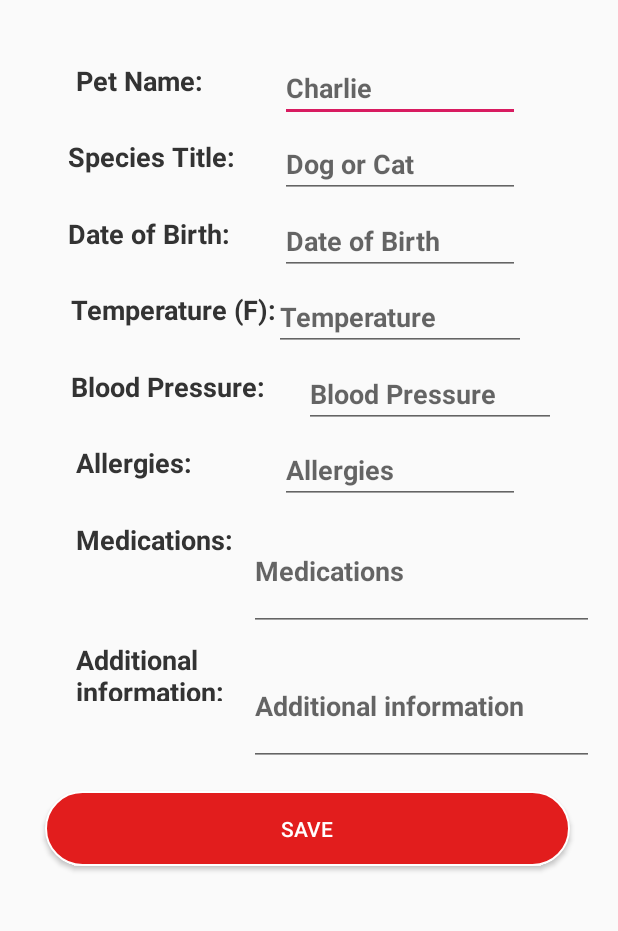
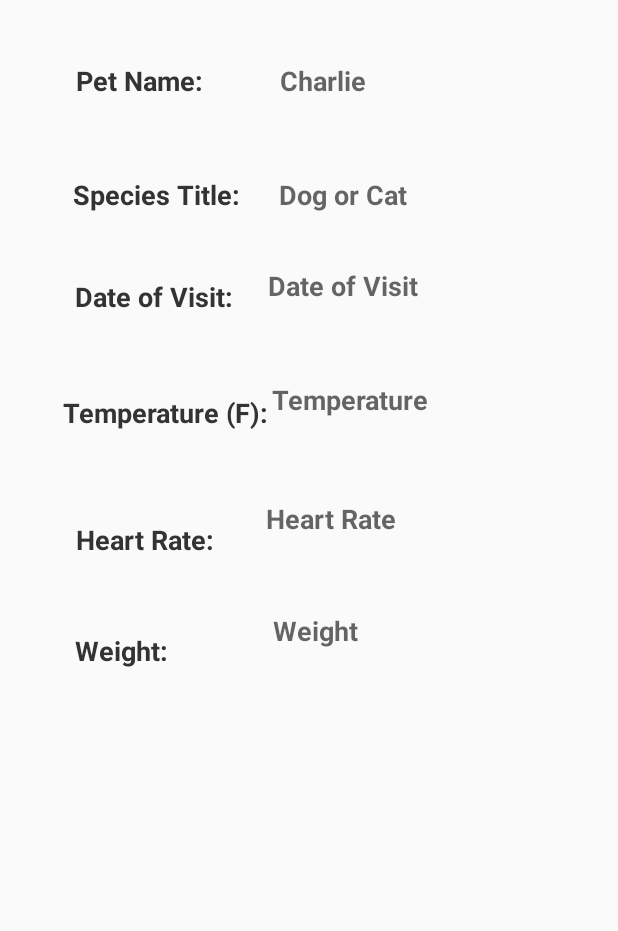
Before and after one commit to dongyu9817/WiscPets, an Android app: the CreateConsultPatientActivity screen opened directly, with no data from a screen before it, on a phone screen of 412 x 824 dp, the part 295-1226 px from its top. Run offline under Robolectric (Android 15) with nearby library versions, the phone set to English and light mode, and no system bars; Roboto replaces fonts that are not available here; 4 statements that could not run were skipped.

Commit message:
Consultation vitals is functional

```diff
--- a/app/src/main/java/com/example/wiscpets/CreateConsultPatientActivity.java
+++ b/app/src/main/java/com/example/wiscpets/CreateConsultPatientActivity.java
@@ -5,9 +5,15 @@ import android.os.Bundle;
 import android.view.View;
 import android.widget.Button;
 import android.widget.EditText;
+import android.widget.TextView;
 import android.widget.Toast;
 
 import androidx.appcompat.app.AppCompatActivity;
+
+import org.json.JSONArray;
+import org.json.JSONException;
+import org.json.JSONObject;
+import org.w3c.dom.Text;
 
 import static android.app.PendingIntent.getActivity;
 
@@ -25,61 +31,38 @@ public class CreateConsultPatientActivity extends AppCompatActivity {
 
         //get which patient, health record
         Intent fromHome = getIntent();
-        String patient_number = fromHome.getStringExtra("patient");
-        String health_record_index = fromHome.getStringExtra("healthrecordNumber");
+        String petNameAndId = fromHome.getStringExtra("petName");
+        String petId = petNameAndId.split(" ")[0];
+        String petName = petNameAndId.split(" ")[1];
+        String visitDate = fromHome.getStringExtra("visitVitals");
 
 
         //retrieve patient input
-        final EditText pet_name = findViewById(R.id.patient_name);
-        final EditText species = findViewById(R.id.species);
-        final EditText dob = findViewById(R.id.dob);
-        final EditText temperature = findViewById(R.id.temp);
-        final EditText blood_pressure = findViewById(R.id.blood_pressure);
-        final EditText allergies = findViewById(R.id.allergy);
-        final EditText medication = findViewById(R.id.medications);
-        final EditText add_info = findViewById(R.id.info);
-        Button save = (Button) findViewById(R.id.save_Button);
+        final TextView pet_name = findViewById(R.id.patient_name);
+        final TextView species = findViewById(R.id.species);
+        final TextView dov = findViewById(R.id.dov);
+        final TextView temperature = findViewById(R.id.temp);
+        final TextView heartRate = findViewById(R.id.heartRate);
+        final TextView weight = findViewById(R.id.weight);
 
-        save.setOnClickListener(new View.OnClickListener() {
-            @Override
-            public void onClick(View view) {
-                //send user info to database
-                String pet_name_input = pet_name.getText().toString();
-                String species_input = species.getText().toString();
-                String dob_input = dob.getText().toString();
-                String temperature_input = temperature.getText().toString();
-                String blood_pressure_input = blood_pressure.getText().toString();
-                String allergies_input = allergies.getText().toString();
-                String medication_input = medication.getText().toString();
-                String add_info_input = add_info.getText().toString();
+        pet_name.setText(petName);
+        JSONObject vitals =  db.getVitals(petId);
+        try {
+            JSONArray visitVitals = vitals.getJSONArray("response");
+            for (int i = 0; i < visitVitals.length(); i++) {
+                JSONObject specVisit = visitVitals.getJSONObject(i);
+                if (specVisit.getString("Visit_Date").equals(visitDate)) {
+                    species.setText("Dog");
+                    dov.setText(specVisit.getString("Visit_Date"));
+                    temperature.setText(specVisit.getString("Temperature"));
+                    heartRate.setText(specVisit.getString("Heart_Rate"));
+                    weight.setText(specVisit.getString("Weight"));
+                    break;
+                }
+            }
 
-                if (pet_name_input.length() < 1) {
-                    Toast.makeText(getBaseContext(), "Invalid Pet Name: Please enter name", Toast.LENGTH_SHORT).show();
-                    return;
-                }
-
-
-
-             // To be updated, need to have a database to hold the data
-             //   boolean success = db.addAccount(
-             //           pet_name_input,species_input,dob_input,temperature_input,blood_pressure_input,
-             //           allergies_input,medication_input,add_info_input
-            //    );
-                boolean success = true;
-                if (success) {
-                    Toast.makeText(getBaseContext(), "Patient Record Saved Successfully!", Toast.LENGTH_SHORT).show();
-                } else {
-                    Toast.makeText(getBaseContext(), "Failed To Save Patient Record", Toast.LENGTH_SHORT).show();
-                    return;
-                }
-
-            }
-        });
-
-
-
-
-
-
+        } catch (JSONException e) {
+            e.printStackTrace();
+        }
     }
 }
--- a/app/src/main/java/com/example/wiscpets/CustomExpandableListAdapter.java
+++ b/app/src/main/java/com/example/wiscpets/CustomExpandableListAdapter.java
@@ -68,8 +68,7 @@ public class CustomExpandableListAdapter extends BaseExpandableListAdapter {
 
     @Override
     public int getChildrenCount(int listPosition) {
-        return this.expandableListDetail.get(this.expandableListTitle.get(listPosition))
-                .size();
+        return this.expandableListDetail.get(this.expandableListTitle.get(listPosition)).size();
     }
 
     @Override
@@ -141,10 +140,10 @@ public class CustomExpandableListAdapter extends BaseExpandableListAdapter {
                     JSONArray pets = response.getJSONArray("response");
                     for (int i = 0; i < pets.length(); i++) {
                         String name = pets.getJSONObject(i).getString("name");
-                        expandableListTitle.add(name);
+                        int petid = pets.getJSONObject(i).getInt("petid");
+                        expandableListTitle.add(petid + " " + name);
 
                         ArrayList<String> petVitalInfo = new ArrayList<>();
-                        int petid = pets.getJSONObject(i).getInt("petid");
                         JSONObject vitals = db.getVitals(String.valueOf(petid));
                         JSONArray vitalsList = vitals.getJSONArray("response");
                         for (int j = 0; j < vitalsList.length(); j++) {
@@ -152,7 +151,7 @@ public class CustomExpandableListAdapter extends BaseExpandableListAdapter {
                             petVitalInfo.add(visit.getString("Visit_Date"));
                         }
 
-                        expandableListDetail.put(name, petVitalInfo);
+                        expandableListDetail.put(petid + " " + name, petVitalInfo);
                     }
                 }
             } catch (JSONException e) {
--- a/app/src/main/java/com/example/wiscpets/MainActivity_consult_vet_home.java
+++ b/app/src/main/java/com/example/wiscpets/MainActivity_consult_vet_home.java
@@ -95,8 +95,8 @@ public class MainActivity_consult_vet_home extends AppCompatActivity implements
                                 childPosition), Toast.LENGTH_SHORT
                 ).show();
                 Intent gotoConsultation = new Intent(MainActivity_consult_vet_home.this, CreateConsultPatientActivity.class);
-                gotoConsultation.putExtra("patient", expandableListTitle.get(groupPosition));
-                gotoConsultation.putExtra("healthrecordNumber", expandableListDetail.get(
+                gotoConsultation.putExtra("petName", expandableListTitle.get(groupPosition));
+                gotoConsultation.putExtra("visitVitals", expandableListDetail.get(
                         expandableListTitle.get(groupPosition)).get(
                         childPosition));
                 startActivity(gotoConsultation);
--- a/app/src/main/res/layout/activity_consultation_patient.xml
+++ b/app/src/main/res/layout/activity_consultation_patient.xml
@@ -44,7 +44,7 @@
         app:layout_constraintTop_toTopOf="parent"
         app:layout_constraintVertical_bias="0.25" />
 
-    <EditText
+    <TextView
         android:id="@+id/patient_name"
         android:layout_width="160dp"
         android:layout_height="40dp"
@@ -66,63 +66,63 @@
         android:layout_height="40dp"
         android:layout_marginRight="210dp"
         android:text="Species Title: "
+        android:textColor="@color/black"
+        android:textSize="18sp"
+        android:textStyle="bold"
         app:layout_constraintBottom_toBottomOf="parent"
-        android:textSize="18sp"
-        android:textColor="@color/black"
-        android:textStyle="bold"
         app:layout_constraintEnd_toEndOf="parent"
-        app:layout_constraintHorizontal_bias="0.505"
+        app:layout_constraintHorizontal_bias="0.541"
         app:layout_constraintStart_toStartOf="parent"
         app:layout_constraintTop_toTopOf="parent"
-        app:layout_constraintVertical_bias="0.32" />
+        app:layout_constraintVertical_bias="0.354" />
 
-    <EditText
+    <TextView
         android:id="@+id/species"
         android:layout_width="160dp"
         android:layout_height="40dp"
         android:layout_marginLeft="120dp"
         android:hint="Dog or Cat"
+        android:textColor="@color/black"
+        android:textSize="18sp"
+        android:textStyle="bold"
         app:layout_constraintBottom_toBottomOf="parent"
-        android:textSize="18sp"
-        android:textColor="@color/black"
-        android:textStyle="bold"
         app:layout_constraintEnd_toEndOf="parent"
-        app:layout_constraintHorizontal_bias="0.505"
+        app:layout_constraintHorizontal_bias="0.498"
         app:layout_constraintStart_toStartOf="parent"
         app:layout_constraintTop_toTopOf="parent"
-        app:layout_constraintVertical_bias="0.32" />
+        app:layout_constraintVertical_bias="0.354" />
 
     <TextView
-        android:id="@+id/dob_title"
+        android:id="@+id/dov_title"
         android:layout_width="112dp"
         android:layout_height="40dp"
         android:layout_marginRight="210dp"
-        android:text="Date of Birth: "
+        android:text="Date of Visit: "
+        android:textColor="@color/black"
+        android:textSize="18sp"
+        android:textStyle="bold"
         app:layout_constraintBottom_toBottomOf="parent"
-        android:textSize="18sp"
-        android:textColor="@color/black"
-        android:textStyle="bold"
         app:layout_constraintEnd_toEndOf="parent"
-        app:layout_constraintHorizontal_bias="0.505"
+        app:layout_constraintHorizontal_bias="0.555"
         app:layout_constraintStart_toStartOf="parent"
         app:layout_constraintTop_toTopOf="parent"
-        app:layout_constraintVertical_bias="0.39" />
+        app:layout_constraintVertical_bias="0.448" />
 
-    <EditText
-        android:id="@+id/dob"
+    <TextView
+        android:id="@+id/dov"
         android:layout_width="160dp"
         android:layout_height="40dp"
         android:layout_marginLeft="120dp"
-        android:hint="Date of Birth"
+        android:hint="Date of Visit"
+        android:textColor="@color/black"
+        android:textSize="18sp"
+        android:textStyle="bold"
         app:layout_constraintBottom_toBottomOf="parent"
-        android:textSize="18sp"
-        android:textColor="@color/black"
-        android:textStyle="bold"
         app:layout_constraintEnd_toEndOf="parent"
-        app:layout_constraintHorizontal_bias="0.505"
+        app:layout_constraintHorizontal_bias="0.446"
         app:layout_constraintStart_toStartOf="parent"
         app:layout_constraintTop_toTopOf="parent"
-        app:layout_constraintVertical_bias="0.39" />
+        app:layout_constraintVertical_bias="0.438" />
 
     <TextView
         android:id="@+id/temp_title"
@@ -130,102 +130,38 @@
         android:layout_height="40dp"
         android:layout_marginRight="160dp"
         android:text="Temperature (F): "
+        android:textColor="@color/black"
+        android:textSize="18sp"
+        android:textStyle="bold"
         app:layout_constraintBottom_toBottomOf="parent"
-        android:textSize="18sp"
-        android:textColor="@color/black"
-        android:textStyle="bold"
         app:layout_constraintEnd_toEndOf="parent"
-        app:layout_constraintHorizontal_bias="0.505"
+        app:layout_constraintHorizontal_bias="0.446"
         app:layout_constraintStart_toStartOf="parent"
         app:layout_constraintTop_toTopOf="parent"
-        app:layout_constraintVertical_bias="0.46" />
+        app:layout_constraintVertical_bias="0.554" />
 
-    <EditText
+    <TextView
         android:id="@+id/temp"
         android:layout_width="168dp"
         android:layout_height="40dp"
         android:layout_marginLeft="120dp"
         android:hint="Temperature"
+        android:textColor="@color/black"
+        android:textSize="18sp"
+        android:textStyle="bold"
         app:layout_constraintBottom_toBottomOf="parent"
-        android:textSize="18sp"
-        android:textColor="@color/black"
-        android:textStyle="bold"
         app:layout_constraintEnd_toEndOf="parent"
-        app:layout_constraintHorizontal_bias="0.505"
+        app:layout_constraintHorizontal_bias="0.497"
         app:layout_constraintStart_toStartOf="parent"
         app:layout_constraintTop_toTopOf="parent"
-        app:layout_constraintVertical_bias="0.46" />
+        app:layout_constraintVertical_bias="0.542" />
 
     <TextView
-        android:id="@+id/blood_pressure_title"
-        android:layout_width="158dp"
-        android:layout_height="40dp"
-        android:layout_marginRight="160dp"
-        android:text="Blood Pressure: "
-        app:layout_constraintBottom_toBottomOf="parent"
-        android:textSize="18sp"
-        android:textColor="@color/black"
-        android:textStyle="bold"
-        app:layout_constraintEnd_toEndOf="parent"
-        app:layout_constraintHorizontal_bias="0.505"
-        app:layout_constraintStart_toStartOf="parent"
-        app:layout_constraintTop_toTopOf="parent"
-        app:layout_constraintVertical_bias="0.53" />
-
-    <EditText
-        android:id="@+id/blood_pressure"
-        android:layout_width="168dp"
-        android:layout_height="40dp"
-        android:layout_marginLeft="160dp"
-        android:hint="Blood Pressure"
-        app:layout_constraintBottom_toBottomOf="parent"
-        android:textSize="18sp"
-        android:textColor="@color/black"
-        android:textStyle="bold"
-        app:layout_constraintEnd_toEndOf="parent"
-        app:layout_constraintHorizontal_bias="0.505"
-        app:layout_constraintStart_toStartOf="parent"
-        app:layout_constraintTop_toTopOf="parent"
-        app:layout_constraintVertical_bias="0.53" />
-
-    <TextView
-        android:id="@+id/allergy_title"
-        android:layout_width="102dp"
-        android:layout_height="40dp"
-        android:layout_marginRight="210dp"
-        android:text="Allergies: "
-        app:layout_constraintBottom_toBottomOf="parent"
-        android:textSize="18sp"
-        android:textColor="@color/black"
-        android:textStyle="bold"
-        app:layout_constraintEnd_toEndOf="parent"
-        app:layout_constraintHorizontal_bias="0.505"
-        app:layout_constraintStart_toStartOf="parent"
-        app:layout_constraintTop_toTopOf="parent"
-        app:layout_constraintVertical_bias="0.6" />
-
-    <EditText
-        android:id="@+id/allergy"
-        android:layout_width="160dp"
-        android:layout_height="40dp"
-        android:layout_marginLeft="120dp"
-        android:hint="Allergies"
-        app:layout_constraintBottom_toBottomOf="parent"
-        android:textSize="18sp"
-        android:textColor="@color/black"
-        android:textStyle="bold"
-        app:layout_constraintEnd_toEndOf="parent"
-        app:layout_constraintHorizontal_bias="0.505"
-        app:layout_constraintStart_toStartOf="parent"
-        app:layout_constraintTop_toTopOf="parent"
-        app:layout_constraintVertical_bias="0.6" />
-
-    <TextView
-        android:id="@+id/medication_title"
+        android:id="@+id/heartRate_title"
         android:layout_width="122dp"
         android:layout_height="40dp"
         android:layout_marginRight="190dp"
-        android:text="Medications: "
+        android:text="Heart Rate: "
         app:layout_constraintBottom_toBottomOf="parent"
         android:textSize="18sp"
         android:textColor="@color/black"
@@ -236,68 +172,55 @@
         app:layout_constraintTop_toTopOf="parent"
         app:layout_constraintVertical_bias="0.67" />
 
-    <EditText
-        android:id="@+id/medications"
-        android:layout_width="230dp"
-        android:layout_height="80dp"
-        android:layout_marginLeft="150dp"
-        android:hint="Medications"
-        app:layout_constraintBottom_toBottomOf="parent"
-        android:textSize="18sp"
-        android:textColor="@color/black"
-        android:textStyle="bold"
-        app:layout_constraintEnd_toEndOf="parent"
-        app:layout_constraintHorizontal_bias="0.505"
-        app:layout_constraintStart_toStartOf="parent"
-        app:layout_constraintTop_toTopOf="parent"
-        app:layout_constraintVertical_bias="0.70" />
 
     <TextView
-        android:id="@+id/info_title"
+        android:id="@+id/weight_Title"
         android:layout_width="122dp"
         android:layout_height="40dp"
         android:layout_marginRight="190dp"
-        android:text="Additional information: "
+        android:text="Weight: "
+        android:textColor="@color/black"
+        android:textSize="18sp"
+        android:textStyle="bold"
         app:layout_constraintBottom_toBottomOf="parent"
-        android:textSize="18sp"
-        android:textColor="@color/black"
-        android:textStyle="bold"
         app:layout_constraintEnd_toEndOf="parent"
-        app:layout_constraintHorizontal_bias="0.505"
+        app:layout_constraintHorizontal_bias="0.498"
         app:layout_constraintStart_toStartOf="parent"
         app:layout_constraintTop_toTopOf="parent"
-        app:layout_constraintVertical_bias="0.78" />
+        app:layout_constraintVertical_bias="0.772" />
 
-    <EditText
-        android:id="@+id/info"
-        android:layout_width="230dp"
-        android:layout_height="80dp"
+    <TextView
+        android:id="@+id/heartRate"
+        android:layout_width="198dp"
+        android:layout_height="53dp"
         android:layout_marginLeft="150dp"
-        android:hint="Additional information"
+        android:hint="Heart Rate"
+        android:textColor="@color/black"
+        android:textSize="18sp"
+        android:textStyle="bold"
         app:layout_constraintBottom_toBottomOf="parent"
-        android:textSize="18sp"
-        android:textColor="@color/black"
-        android:textStyle="bold"
         app:layout_constraintEnd_toEndOf="parent"
-        app:layout_constraintHorizontal_bias="0.505"
+        app:layout_constraintHorizontal_bias="0.431"
         app:layout_constraintStart_toStartOf="parent"
         app:layout_constraintTop_toTopOf="parent"
-        app:layout_constraintVertical_bias="0.83" />
+        app:layout_constraintVertical_bias="0.663" />
 
-    <Button
-        android:id="@+id/save_Button"
-        android:layout_width="350dp"
-        android:layout_height="50dp"
-        android:background="@drawable/signup_round"
-        android:padding="15dp"
-        android:shadowColor="@android:color/transparent"
-        android:text="Save"
-        android:textColor="@color/white"
+    <TextView
+        android:id="@+id/weight"
+        android:layout_width="198dp"
+        android:layout_height="53dp"
+        android:layout_marginLeft="150dp"
+        android:hint="Weight"
+        android:textColor="@color/black"
+        android:textSize="18sp"
+        android:textStyle="bold"
         app:layout_constraintBottom_toBottomOf="parent"
         app:layout_constraintEnd_toEndOf="parent"
-        app:layout_constraintHorizontal_bias="0.479"
+        app:layout_constraintHorizontal_bias="0.497"
         app:layout_constraintStart_toStartOf="parent"
         app:layout_constraintTop_toTopOf="parent"
-        app:layout_constraintVertical_bias="0.93" />
+        app:layout_constraintVertical_bias="0.768" />
+
+
 
 </androidx.constraintlayout.widget.ConstraintLayout>
```
